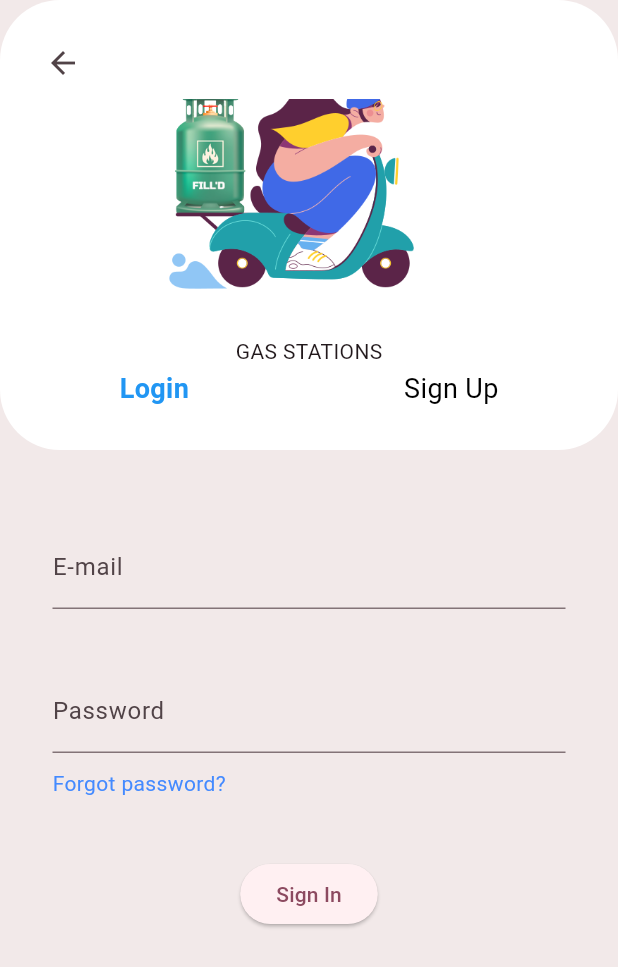
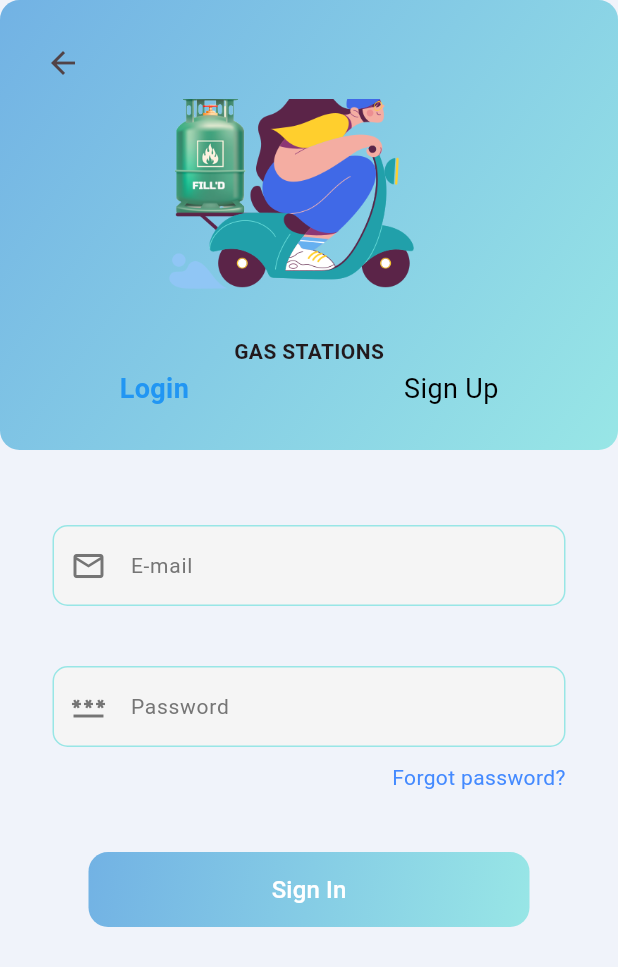
Before and after one commit to Mr-Deee/filldadmin, a Flutter app: the screen it shows after launch, on a phone screen of 412 x 824 dp. Shown: the top 967 px of the screen. Run offline on Flutter 3.47's test engine with Material 3 defaults, Android fonts, the phone set to English and light mode, and no system bars; our stand-ins replace cloud_firestore, country_code_picker, firebase_auth, firebase_core, firebase_database, firebase_messaging and 8 more; missing offline and left inert: firebase_phone_auth_handler; accounts and stored records are empty.

```diff
--- a/lib/Authpage.dart
+++ b/lib/Authpage.dart
@@ -2,23 +2,14 @@ import 'package:firebase_auth/firebase_auth.dart';
 import 'package:firebase_database/firebase_database.dart';
 import 'package:flutter/material.dart';
 import 'package:fluttertoast/fluttertoast.dart';
-import 'package:geolocator/geolocator.dart';
-import 'package:introduction_screen/introduction_screen.dart';
 import 'package:shared_preferences/shared_preferences.dart';
 import 'package:firebase_auth/firebase_auth.dart';
 import 'package:cloud_firestore/cloud_firestore.dart';
 import 'package:country_code_picker/country_code_picker.dart';
 import 'dart:math';
-// import 'package:flutter_sms/flutter_sms.dart';
 import 'package:permission_handler/permission_handler.dart';
-// import '../Models/Assistants/assistantmethods.dart';
 import '../main.dart';
 import 'package:firebase_phone_auth_handler/firebase_phone_auth_handler.dart';
-// import 'Onetimepassword.dart';
-// import 'homepage.dart';
-
-// import 'package:flutter/services.dart';
-// import 'mainscreen.dart';
 import 'package:google_maps_flutter/google_maps_flutter.dart';
 
 import 'Models/assistantmethod.dart';
@@ -110,7 +101,7 @@ class _AuthPageState extends State<AuthPage> {
   @override
   Widget build(BuildContext context) {
     return Scaffold(
-      backgroundColor: Color(0xffF2E9E9),
+      backgroundColor: Color(0xFFF0F3FA),
       //Color(0xff23252A),
       body: SingleChildScrollView(
         child: Container(
@@ -122,9 +113,15 @@ class _AuthPageState extends State<AuthPage> {
                     height: 300,
                     width: MediaQuery.of(context).size.width,
                     decoration: BoxDecoration(
-                      color: Colors.white,
+
+                      gradient: LinearGradient(
+                      colors: [Color(0xff72B2E4), Color(0xff98e6e6)], // Gradient colors
+                begin: Alignment.topLeft, // Gradient start position
+                end: Alignment.bottomRight, // Gradient end position
+              ),
+                      // color: Color(0xffD1E9F6),
                       borderRadius:
-                          BorderRadius.all( Radius.circular(40)),
+                          BorderRadius.all( Radius.circular(13)),
                     ),
                     child: Padding(
                       padding: const EdgeInsets.all(18.0),
@@ -155,7 +152,7 @@ class _AuthPageState extends State<AuthPage> {
                 ),
               ),),
                           //
-                        Text('GAS STATIONS'),
+                        Text('GAS STATIONS',style: TextStyle(fontWeight: FontWeight.bold),),
                           Center(
                             child: Padding(
                               padding: EdgeInsets.only(top:1.0),
@@ -251,6 +248,7 @@ class _SignInFormState extends State<SignInForm> {
   Widget build(BuildContext context) {
 
     return SingleChildScrollView(
+
       child: Padding(
         padding: const EdgeInsets.only(top: 10.0, left: 35, right: 35, bottom: 30),
         child: Column(
@@ -258,16 +256,109 @@ class _SignInFormState extends State<SignInForm> {
             SizedBox(height: 30.0),
             TextField(
               controller: _emailController,
-              decoration: InputDecoration(labelText: 'E-mail'),
+              keyboardType: TextInputType.emailAddress,
+              style: TextStyle(
+                color: Colors.black87, // Text color
+                fontSize: 16.0, // Font size
+              ),
+              decoration: InputDecoration(
+                labelText: 'E-mail',
+                labelStyle: TextStyle(
+                  color: Colors.grey[600], // Label color
+                  fontSize: 14.0, // Label font size
+                ),
+                hintText: 'Enter your e-mail',
+                hintStyle: TextStyle(
+                  color: Colors.grey[400], // Hint color
+                  fontSize: 14.0, // Hint font size
+                ),
+                enabledBorder: OutlineInputBorder(
+                  borderRadius: BorderRadius.circular(10.0), // Rounded corners
+                  borderSide: BorderSide(
+                    color: Color(0xff98e6e6), // Border color when enabled
+                    width: 1.0, // Border width
+                  ),
+                ),
+                focusedBorder: OutlineInputBorder(
+                  borderRadius: BorderRadius.circular(10.0), // Rounded corners
+                  borderSide: BorderSide(
+                    color: Colors.blue, // Border color when focused
+                    width: 2.0, // Border width
+                  ),
+
+                ),
+                filled: true,
+                fillColor: Colors.grey[100], // Background color
+                contentPadding: EdgeInsets.symmetric(
+                  vertical: 15.0,
+                  horizontal: 20.0, // Padding inside the TextField
+                ),
+                prefixIcon: Icon(
+                  Icons.email_outlined, // Email icon
+                  color: Colors.grey[600],
+                ),
+              ),
             ),
+
+
             SizedBox(height: 40.0),
+
             TextField(
               controller: _passwordController,
-              decoration: InputDecoration(labelText: 'Password'),
-              obscureText: true,
+              keyboardType: TextInputType.emailAddress,
+              style: TextStyle(
+                color: Colors.black87, // Text color
+                fontSize: 16.0, // Font size
+              ),
+              decoration: InputDecoration(
+                labelText: 'Password',
+                labelStyle: TextStyle(
+                  color: Colors.grey[600], // Label color
+                  fontSize: 14.0, // Label font size
+                ),
+                hintText: 'Password',
+                hintStyle: TextStyle(
+                  color: Colors.grey[400], // Hint color
+                  fontSize: 14.0, // Hint font size
+                ),
+
+                enabledBorder: OutlineInputBorder(
+                  borderRadius: BorderRadius.circular(10.0), // Rounded corners
+                  borderSide: BorderSide(
+                    color: Color(0xff98e6e6), // Border color when enabled
+                    width: 1.0, // Border width
+                  ),
+                ),
+                focusedBorder: OutlineInputBorder(
+                  borderRadius: BorderRadius.circular(10.0), // Rounded corners
+                  borderSide: BorderSide(
+                    color: Colors.blue, // Border color when focused
+                    width: 2.0, // Border width
+                  ),
+                ),
+                border: OutlineInputBorder(
+                  borderRadius: BorderRadius.circular(10.0), // Rounded corners
+                  borderSide: BorderSide(
+
+                    color: Colors.white, // Border color
+                    width:0.0, // Border width
+                  ),
+                ),
+                filled: true,
+                fillColor: Colors.grey[100], // Background color
+                contentPadding: EdgeInsets.symmetric(
+                  vertical: 15.0,
+                  horizontal: 20.0, // Padding inside the TextField
+                ),
+                prefixIcon: Icon(
+                  Icons.password, // Email icon
+                  color: Colors.grey[600],
+                ),
+              ),
             ),
             SizedBox(height: 10.0),
             Row(
+              mainAxisAlignment:MainAxisAlignment.end,
               children: [
                 Text(
                   'Forgot password?',
@@ -277,12 +368,44 @@ class _SignInFormState extends State<SignInForm> {
             ),
             SizedBox(height: 40.0),
             ElevatedButton(
+              child: Ink(
+                decoration: BoxDecoration(
+                  gradient: LinearGradient(
+                    colors: [Color(0xff72B2E4), Color(0xff98e6e6)], // Gradient colors
+                    begin: Alignment.topLeft, // Gradient start position
+                    end: Alignment.bottomRight, // Gradient end position
+                  ),
+                  borderRadius: BorderRadius.circular(13), // Rounded corners
+                ),
+                child: Container(
+                  constraints: BoxConstraints(
+                    minWidth: 200.0, // Minimum button width
+                    minHeight: 50.0, // Minimum button height
+                  ),
+                  alignment: Alignment.center,
+                  child: Text(
+                    'Sign In',
+                    style: TextStyle(
+                      color: Colors.white, // Text color
+                      fontSize: 16.0, // Text size
+                    ),
+                  ),
+                ),
+              ),
               onPressed: () {
                 loginAndAuthenticateUser(context);
                 AssistantMethod.getGasOnlineUserInfo(context);
               },
-              child: Text('Sign In'),
+              style: ElevatedButton.styleFrom(
+                backgroundColor: Colors.transparent, // Make button background transparent
+                shadowColor: Colors.transparent, // Remove shadow to prevent overlap
+                shape: RoundedRectangleBorder(
+                  borderRadius: BorderRadius.circular(13), // Match border radius
+                ),
+              ),
             ),
+
+
           ],
         ),
       ),
@@ -405,44 +528,6 @@ class _SignInFormState extends State<SignInForm> {
 
         };
 
-        //
-        // final User? firebaseUser = (await _firebaseAuth
-        //     .signInWithEmailAndPassword(
-        //   email: _emailController.text.toString().trim(),
-        //   password: _passwordController.text.toString().trim(),
-        // )
-        //     .catchError((errMsg) {
-        //   Navigator.pop(context);
-        //   displayToast("Error" + errMsg.toString(), context);
-        // }))
-        //     .user;
-        // try {
-        //   UserCredential userCredential =
-        //   await _firebaseAuth.signInWithEmailAndPassword(
-        //       email: _emailController.text, password: _passwordController.text);
-        //
-        //   // const String adminEmail ='chelseabliss24@gmail.com';
-        //   const String adminEmail ='admin@gmail.com';
-        //   if(emailController.text==adminEmail.toString()){
-        //
-        //     Navigator.pushReplacement(
-        //         context,
-        //         MaterialPageRoute(
-        //             builder: (context) => Homepage()));
-        //
-        //   }
-        //   else
-        //   if (firebaseUser != null) {
-        //     AssistantMethod.getCurrentOnlineUserInfo(context);
-        //     Navigator.of(context).pushAndRemoveUntil(
-        //         MaterialPageRoute(builder: (context) => GasStationDashboard()),
-        //             (Route<dynamic> route) => false);
-        //     displayToast("Logged-in ", context);
-        //   } else {
-        //     displayToast("Error: Cannot be signed in", context);
-        //   }
-        // } catch (e) {
-        //   // handle error
 
     };
   }
@@ -528,39 +613,7 @@ class _SignUpFormState extends State<SignUpForm> {
     registerNewUser(context);
   }
 
-  // Future<void> sendMS(String message) async {
-  //   List<String> recipients = [selectedCountryCode+phonecontroller.text];
-  //   print("rarrr"+'${recipients}');
-  //   print("message"+'${message}');
-  //   try {
-  //     await sendSMS(
-  //       message: message,
-  //       recipients: recipients,
-  //       sendDirect: true, // Set this to true for immediate sending
-  //     );
-  //
-  //     // Show a toast message to indicate success.
-  //     Fluttertoast.showToast(
-  //       msg: "Verification code sent!",
-  //       toastLength: Toast.LENGTH_SHORT,
-  //       gravity: ToastGravity.BOTTOM,
-  //     );
-  //
-  //     // Navigate to the verification screen with the verification code.
-  //     Navigator.pushNamed(
-  //       context,
-  //       '/verify',
-  //       arguments: _verificationCode.toString(),
-  //     );
-  //   } catch (error) {
-  //     // Show a toast message for the error.
-  //     Fluttertoast.showToast(
-  //       msg: "Failed to send verification code.",
-  //       toastLength: Toast.LENGTH_SHORT,
-  //       gravity: ToastGravity.BOTTOM,
-  //     );
-  //   }
-  // }
+
 @override
   Widget build(BuildContext context) {
     return Column(
```
